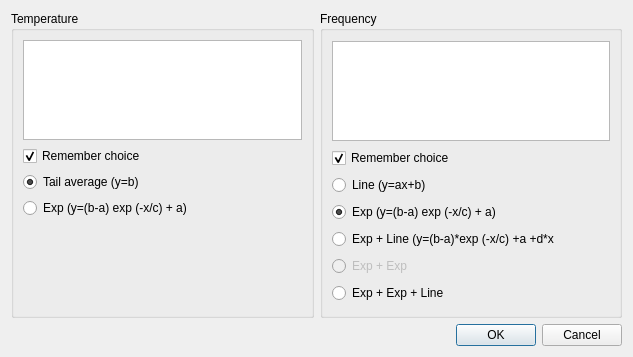
Qt form src/client/approximationdialog.ui (uazure/qLab) before a commit.
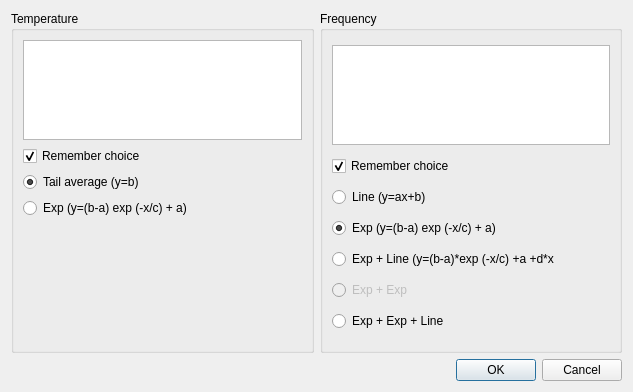
The same form after that commit.

Patch:
```diff
--- a/src/client/approximationdialog.ui
+++ b/src/client/approximationdialog.ui
@@ -7,7 +7,7 @@
     <x>0</x>
     <y>0</y>
     <width>633</width>
-    <height>357</height>
+    <height>392</height>
    </rect>
   </property>
   <property name="windowTitle">
```
